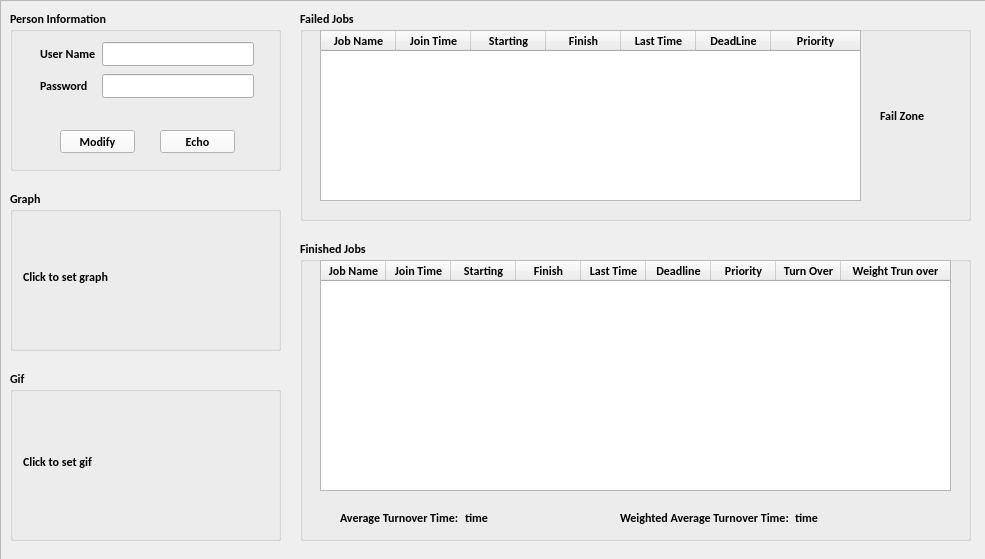
First picture: the form in JobsSchedule/person.ui, repository maple2rain/JobSchedule, before the edit.
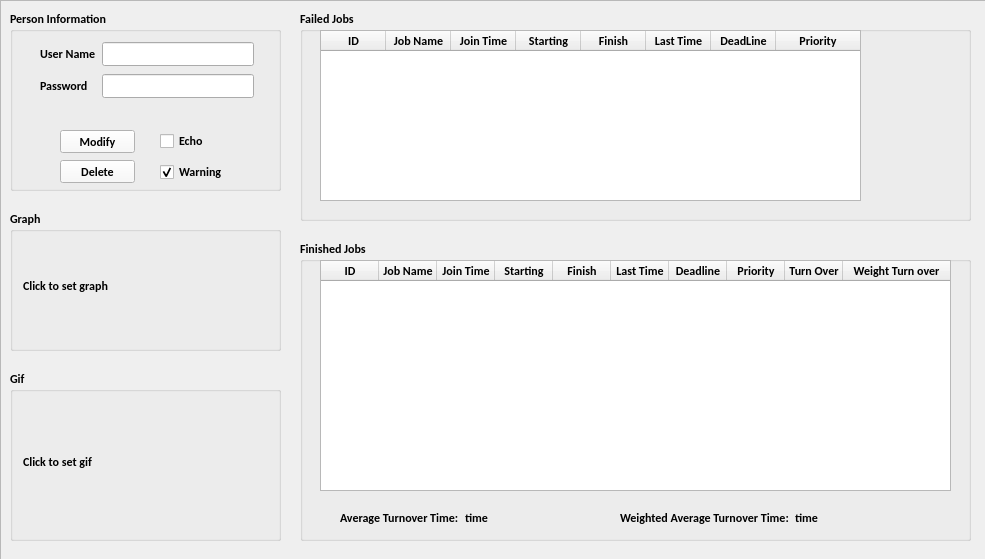
Second picture: the form after the edit. Icons and pictures are not drawn.

```diff
--- a/JobsSchedule/person.ui
+++ b/JobsSchedule/person.ui
@@ -54,7 +54,7 @@
      <bool>true</bool>
     </property>
     <attribute name="horizontalHeaderDefaultSectionSize">
-     <number>65</number>
+     <number>58</number>
     </attribute>
     <attribute name="horizontalHeaderStretchLastSection">
      <bool>true</bool>
@@ -62,6 +62,18 @@
     <attribute name="verticalHeaderDefaultSectionSize">
      <number>25</number>
     </attribute>
+    <column>
+     <property name="text">
+      <string>ID</string>
+     </property>
+     <property name="font">
+      <font>
+       <family>Calibri</family>
+       <weight>75</weight>
+       <bold>true</bold>
+      </font>
+     </property>
+    </column>
     <column>
      <property name="text">
       <string>Job Name</string>
@@ -160,7 +172,7 @@
     </column>
     <column>
      <property name="text">
-      <string>Weight Trun over</string>
+      <string>Weight Turn over</string>
      </property>
      <property name="font">
       <font>
@@ -268,7 +280,7 @@
      <bool>false</bool>
     </attribute>
     <attribute name="horizontalHeaderDefaultSectionSize">
-     <number>75</number>
+     <number>65</number>
     </attribute>
     <attribute name="horizontalHeaderMinimumSectionSize">
      <number>15</number>
@@ -279,6 +291,18 @@
     <attribute name="verticalHeaderDefaultSectionSize">
      <number>25</number>
     </attribute>
+    <column>
+     <property name="text">
+      <string>ID</string>
+     </property>
+     <property name="font">
+      <font>
+       <family>Calibri</family>
+       <weight>75</weight>
+       <bold>true</bold>
+      </font>
+     </property>
+    </column>
     <column>
      <property name="text">
       <string>Job Name</string>
@@ -373,8 +397,11 @@
       <height>171</height>
      </rect>
     </property>
+    <property name="styleSheet">
+     <string notr="true">image: url(:/images/images/fail.png);</string>
+    </property>
     <property name="text">
-     <string>Fail Zone</string>
+     <string/>
     </property>
    </widget>
   </widget>
@@ -384,7 +411,7 @@
      <x>10</x>
      <y>10</y>
      <width>271</width>
-     <height>161</height>
+     <height>181</height>
     </rect>
    </property>
    <property name="font">
@@ -397,32 +424,6 @@
    <property name="title">
     <string>Person Information</string>
    </property>
-   <widget class="QPushButton" name="EchoBtn">
-    <property name="geometry">
-     <rect>
-      <x>150</x>
-      <y>120</y>
-      <width>75</width>
-      <height>23</height>
-     </rect>
-    </property>
-    <property name="font">
-     <font>
-      <family>Calibri</family>
-      <weight>75</weight>
-      <bold>true</bold>
-     </font>
-    </property>
-    <property name="autoFillBackground">
-     <bool>false</bool>
-    </property>
-    <property name="styleSheet">
-     <string notr="true">background-color:rgb(249, 249, 249)</string>
-    </property>
-    <property name="text">
-     <string>Echo</string>
-    </property>
-   </widget>
    <widget class="QWidget" name="layoutWidget_3">
     <property name="geometry">
      <rect>
@@ -518,14 +519,66 @@
      <string>Modify</string>
     </property>
    </widget>
+   <widget class="QPushButton" name="DeleteBtn">
+    <property name="geometry">
+     <rect>
+      <x>50</x>
+      <y>150</y>
+      <width>75</width>
+      <height>23</height>
+     </rect>
+    </property>
+    <property name="font">
+     <font>
+      <family>Calibri</family>
+      <weight>75</weight>
+      <bold>true</bold>
+     </font>
+    </property>
+    <property name="styleSheet">
+     <string notr="true">background-color:rgb(249, 249, 249)</string>
+    </property>
+    <property name="text">
+     <string>Delete</string>
+    </property>
+   </widget>
+   <widget class="QCheckBox" name="WarningChkBox">
+    <property name="geometry">
+     <rect>
+      <x>150</x>
+      <y>154</y>
+      <width>71</width>
+      <height>16</height>
+     </rect>
+    </property>
+    <property name="text">
+     <string>Warning</string>
+    </property>
+    <property name="checked">
+     <bool>true</bool>
+    </property>
+   </widget>
+   <widget class="QCheckBox" name="EchoChkBox">
+    <property name="geometry">
+     <rect>
+      <x>150</x>
+      <y>123</y>
+      <width>71</width>
+      <height>16</height>
+     </rect>
+    </property>
+    <property name="text">
+     <string>Echo</string>
+    </property>
+   </widget>
   </widget>
   <widget class="QGroupBox" name="graphBox">
    <property name="geometry">
     <rect>
      <x>10</x>
-     <y>190</y>
+     <y>210</y>
      <width>271</width>
-     <height>161</height>
+     <height>141</height>
     </rect>
    </property>
    <property name="font">
@@ -542,9 +595,9 @@
     <property name="geometry">
      <rect>
       <x>13</x>
-      <y>21</y>
+      <y>20</y>
       <width>241</width>
-      <height>131</height>
+      <height>111</height>
      </rect>
     </property>
     <property name="text">
```
Left out of the diff: 13 changed lines with no effect on the pictures.
